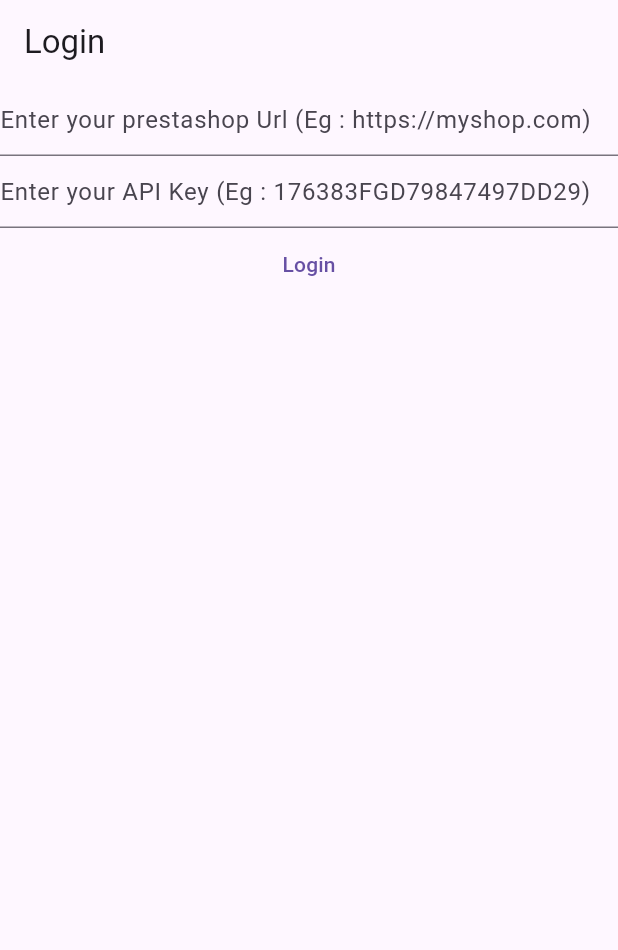
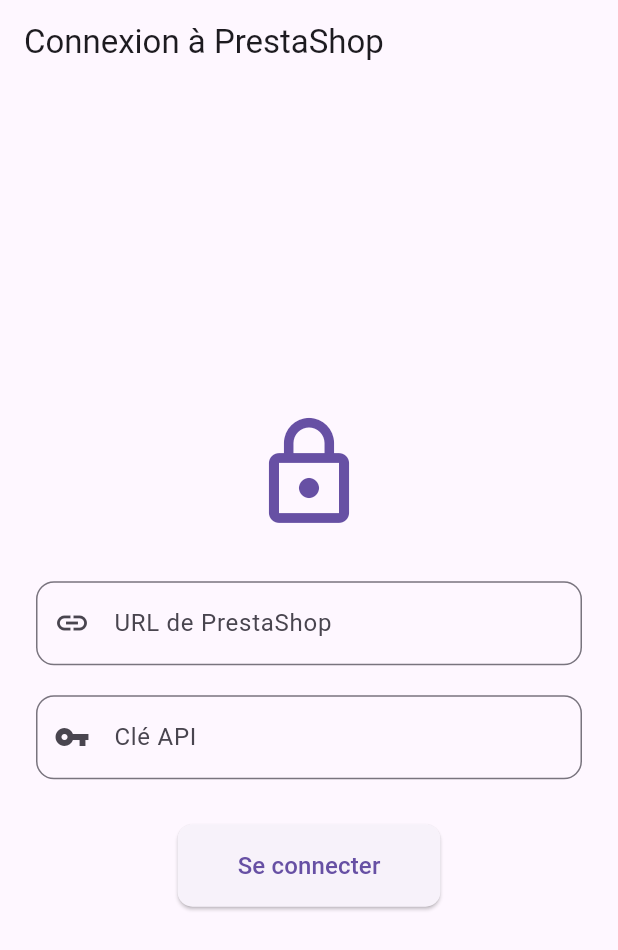
Before and after one commit to uha-fr/endyear_2025_gr08_mobileapp, a Flutter app: the screen it shows after launch, on a phone screen of 412 x 824 dp. Shown: the top 950 px of the screen. Run offline on Flutter 3.47's test engine with Material 3 defaults, Android fonts, the phone set to English and light mode, and no system bars.

Commit message:
interface login

```diff
--- a/ecommerce/lib/screens/login_screen.dart
+++ b/ecommerce/lib/screens/login_screen.dart
@@ -1,14 +1,10 @@
-// lib/screens/home_screen.dart
 import 'package:flutter/material.dart';
 import '../models/api_config.dart';
 import 'package:provider/provider.dart';
 import 'package:http/http.dart' as http;
 import 'dart:convert' show utf8, base64;
 
-
 class LoginScreen extends StatefulWidget {
-
-
   @override
   State<LoginScreen> createState() => _LoginScreenState();
 }
@@ -18,14 +14,14 @@ class _LoginScreenState extends State<LoginScreen> {
   late final TextEditingController _apiUrl;
 
   @override
-  void initState(){
+  void initState() {
     _apikey = TextEditingController();
     _apiUrl = TextEditingController();
     super.initState();
   }
 
   @override
-  void dispose(){
+  void dispose() {
     _apiUrl.dispose();
     _apikey.dispose();
     super.dispose();
@@ -34,65 +30,84 @@ class _LoginScreenState extends State<LoginScreen> {
   @override
   Widget build(BuildContext context) {
     return Scaffold(
-      appBar: AppBar(title: Text('Login')),
-      body: Column(
+      appBar: AppBar(title: const Text('Connexion à PrestaShop')),
+      body: Center(
+        child: SingleChildScrollView(
+          padding: const EdgeInsets.all(24.0),
+          child: Column(
+            mainAxisAlignment: MainAxisAlignment.center,
             children: [
+              Icon(Icons.lock_outline, size: 80, color: Theme.of(context).primaryColor),
+              const SizedBox(height: 32),
+
               TextField(
                 controller: _apiUrl,
-              decoration:
-                    const InputDecoration(hintText: 'Enter your prestashop Url (Eg : https://myshop.com)'),
+                decoration: InputDecoration(
+                  labelText: 'URL de PrestaShop',
+                  hintText: 'https://myshop.com',
+                  border: OutlineInputBorder(borderRadius: BorderRadius.circular(12)),
+                  prefixIcon: Icon(Icons.link),
                 ),
+              ),
+              const SizedBox(height: 20),
+
               TextField(
-              controller:_apikey,
+                controller: _apikey,
                 obscureText: true,
-              decoration:
-                    const InputDecoration(hintText: 'Enter your API Key (Eg : 176383FGD79847497DD29)'),
+                decoration: InputDecoration(
+                  labelText: 'Clé API',
+                  hintText: '176383FGD79847497DD29',
+                  border: OutlineInputBorder(borderRadius: BorderRadius.circular(12)),
+                  prefixIcon: Icon(Icons.vpn_key),
                 ),
-          TextButton(
-            onPressed: () async
-            {
+              ),
+              const SizedBox(height: 30),
+
+              ElevatedButton(
+                style: ElevatedButton.styleFrom(
+                  padding: const EdgeInsets.symmetric(horizontal: 40, vertical: 16),
+                  shape: RoundedRectangleBorder(borderRadius: BorderRadius.circular(10)),
+                ),
+                onPressed: () async {
                   if (_apikey.text.isNotEmpty && _apiUrl.text.isNotEmpty) {
+                    String apiKey = _apikey.text.trim();
+                    String apiUrl = _apiUrl.text.trim();
 
-                  // Vérifier si apikey et apiUrl correct
-                  final apiKey = _apikey.text;
-                  final apiUrl = _apiUrl.text;
-
+                    if (apiUrl.endsWith('/')) {
+                      apiUrl = apiUrl.substring(0, apiUrl.length - 1);
+                    }
+                    final fullUrl = '$apiUrl/api';
                     final auth = 'Basic ${base64.encode(utf8.encode('$apiKey:'))}';
-                  final testUrl = Uri.parse('$apiUrl');
 
                     try {
-                    final response = await http.get(testUrl, headers: {'Authorization': auth});
+                      final response = await http.get(
+                        Uri.parse(fullUrl),
+                        headers: {'Authorization': auth},
+                      );
 
                       if (response.statusCode == 200) {
-                      // Met à jour le provider
                         Provider.of<ApiConfig>(context, listen: false).update(apiKey, apiUrl);
-
-                      // Redirige vers HomeScreen
-
                         Navigator.pushReplacementNamed(context, '/home');
-                    }
-                    else  // Si erreur
-                    {
+                      } else {
                         ScaffoldMessenger.of(context).showSnackBar(
                           SnackBar(
-                            content: Text('Connexion refusée : ${response.statusCode}'
-                            +' url: ${testUrl}'
-                            )
+                            content: Text('Connexion refusée : ${response.statusCode}\nURL: $fullUrl'),
                           ),
                         );
                       }
                     } catch (e) {
                       ScaffoldMessenger.of(context).showSnackBar(
-                      SnackBar(content: Text('Erreur lors de la connexion à l’API'+'${e.toString()}')),
-                    );
-                  }
-
-                }
-            } ,
-            child:  const Text('Login'))
-        ],
-      )
-
+                        SnackBar(content: Text('Erreur de connexion : ${e.toString()}')),
                       );
                     }
                   }
+                },
+                child: const Text('Se connecter', style: TextStyle(fontSize: 16)),
+              ),
+            ],
+          ),
+        ),
+      ),
+    );
+  }
+}
```
Lines whose indentation alone changed are shown as unchanged.
